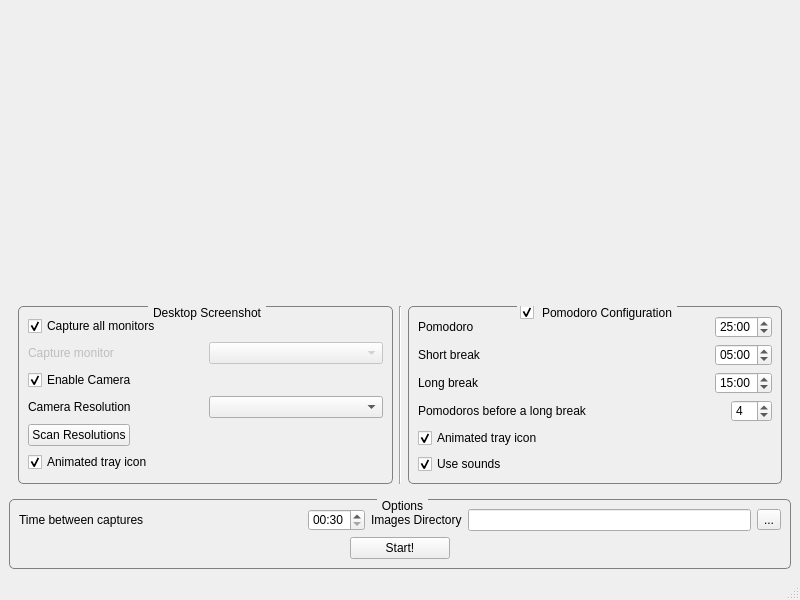
This is MainWindow.ui in FelixdelasPozas/pomodorotimelapse as Qt 5 draws it before an edit. The edited form follows.
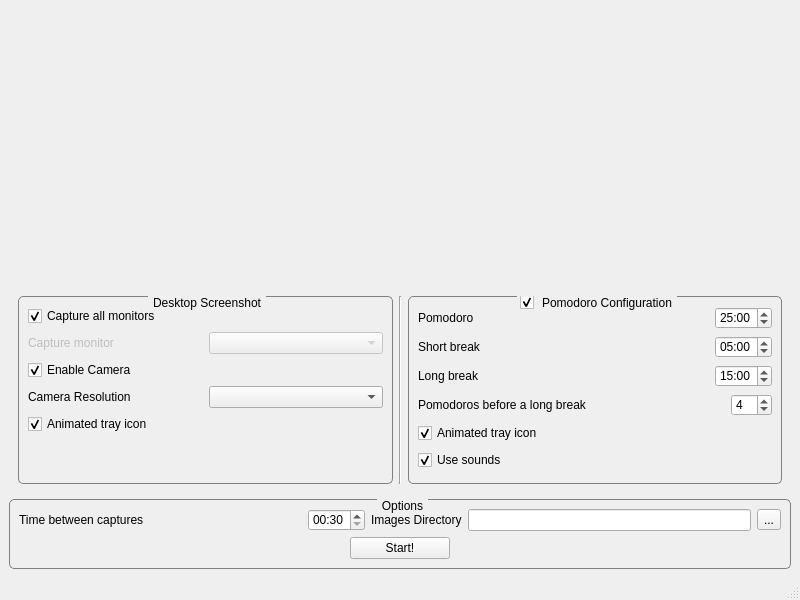
This is the edited form. Icons and pictures are not drawn.

Commit message: Capture desktop thread class. Working GUI camera elements.

```diff
--- a/MainWindow.ui
+++ b/MainWindow.ui
@@ -140,33 +140,6 @@
             </item>
            </layout>
           </item>
-          <item>
-           <layout class="QHBoxLayout" name="horizontalLayout_8">
-            <property name="topMargin">
-             <number>0</number>
-            </property>
-            <item>
-             <widget class="QPushButton" name="m_resolutionsScan">
-              <property name="text">
-               <string>Scan Resolutions</string>
-              </property>
-             </widget>
-            </item>
-            <item>
-             <spacer name="horizontalSpacer">
-              <property name="orientation">
-               <enum>Qt::Horizontal</enum>
-              </property>
-              <property name="sizeHint" stdset="0">
-               <size>
-                <width>40</width>
-                <height>20</height>
-               </size>
-              </property>
-             </spacer>
-            </item>
-           </layout>
-          </item>
           <item>
            <widget class="QCheckBox" name="m_screenshotAnimateTray">
             <property name="text">
@@ -177,6 +150,22 @@
             </property>
            </widget>
           </item>
+          <item>
+           <spacer name="verticalSpacer">
+            <property name="orientation">
+             <enum>Qt::Vertical</enum>
+            </property>
+            <property name="sizeType">
+             <enum>QSizePolicy::MinimumExpanding</enum>
+            </property>
+            <property name="sizeHint" stdset="0">
+             <size>
+              <width>20</width>
+              <height>40</height>
+             </size>
+            </property>
+           </spacer>
+          </item>
          </layout>
         </widget>
        </item>
```
The commit also changes 8 other files.
